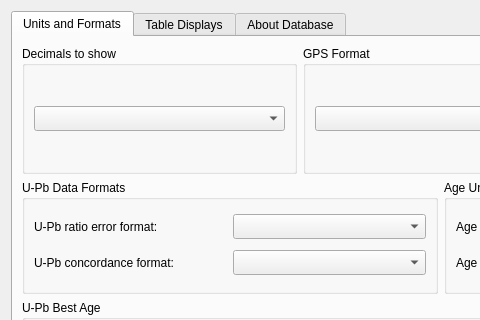
Above: ui/Settings.ui from kathrynmetcalf/GeoCORK before the change; both pictures show x 0 to 480 and y 0 to 320 of the 882 by 587 pixel window. Below: the same form after it.
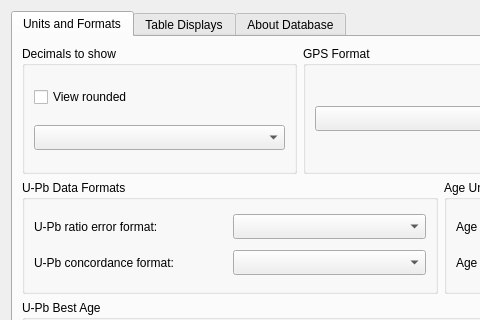
That is the form after the change. The open tabs and pages were chosen to show the change.

Commit message: Added setting and checkbox to allow displaying rounded values or not

What changed in the file:
```diff
--- a/ui/Settings.ui
+++ b/ui/Settings.ui
@@ -32,6 +32,13 @@
             <string>Decimals to show</string>
            </property>
            <layout class="QVBoxLayout" name="verticalLayout_3">
+            <item>
+             <widget class="QCheckBox" name="view_rounded_checkBox">
+              <property name="text">
+               <string>View rounded</string>
+              </property>
+             </widget>
+            </item>
             <item>
              <widget class="QComboBox" name="decimals_comboBox">
               <property name="minimumSize">
```
Left out of the diff: 2 changed lines with no effect on the pictures. The commit also changes 3 other files.
